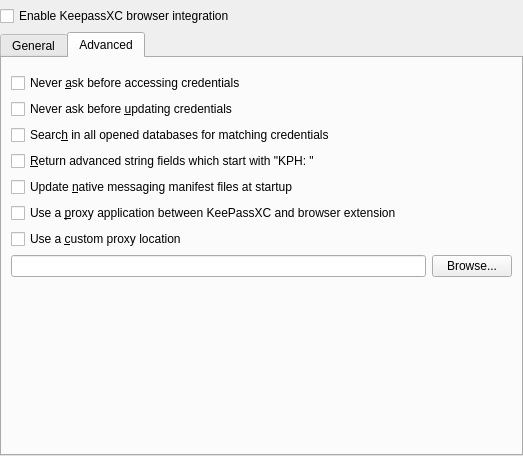
Qt form src/browser/BrowserOptionDialog.ui (keepassxreboot/keepassxc) before a commit.
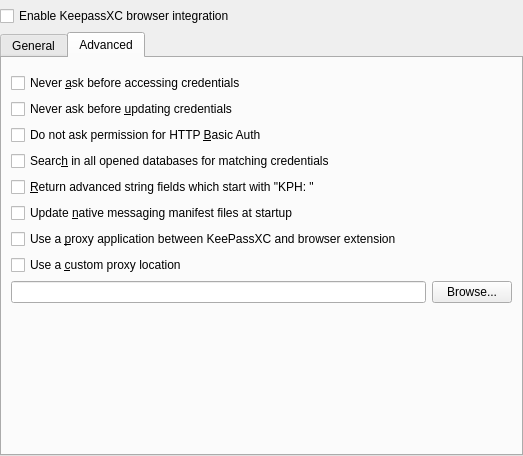
The same form after that commit. The open tabs and pages were chosen to show the change. Custom widgets are drawn as their Qt base class.

Commit message: Handle retrieving credentials from HTTP Basic Auth

Diff of the .ui file:
```diff
--- a/src/browser/BrowserOptionDialog.ui
+++ b/src/browser/BrowserOptionDialog.ui
@@ -267,6 +267,13 @@
          </property>
         </widget>
        </item>
+       <item>
+        <widget class="QCheckBox" name="httpAuthPermission">
+         <property name="text">
+          <string extracomment="An extra HTTP Basic Auth setting">Do not ask permission for HTTP &amp;Basic Auth</string>
+         </property>
+        </widget>
+       </item>
        <item>
         <widget class="QCheckBox" name="searchInAllDatabases">
          <property name="toolTip">
```
The commit also changes 6 other files.
